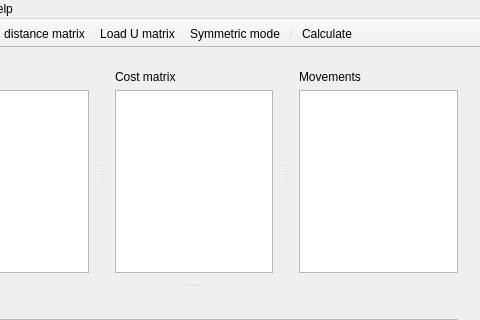
Qt form src/mainwindow.ui (lomagno/scalc) before a commit; both pictures show x 92 to 572 and y 0 to 320 of the 572 by 546 pixel window.
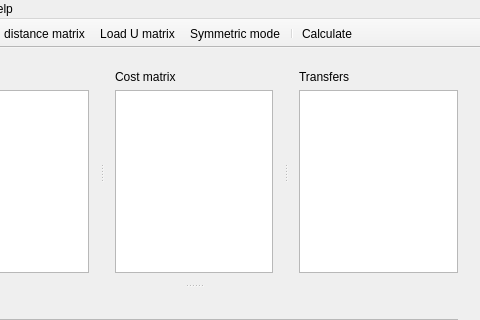
The same form after that commit. Icons and pictures are not drawn. Custom widgets are drawn as their Qt base class.

The edit to the form file:
```diff
--- a/src/mainwindow.ui
+++ b/src/mainwindow.ui
@@ -69,7 +69,7 @@
          <item>
           <widget class="QLabel" name="movementsLabel">
            <property name="text">
-            <string>Movements</string>
+            <string>Transfers</string>
            </property>
           </widget>
          </item>
```
Left out of the diff: 6 changed lines with no effect on the pictures.
